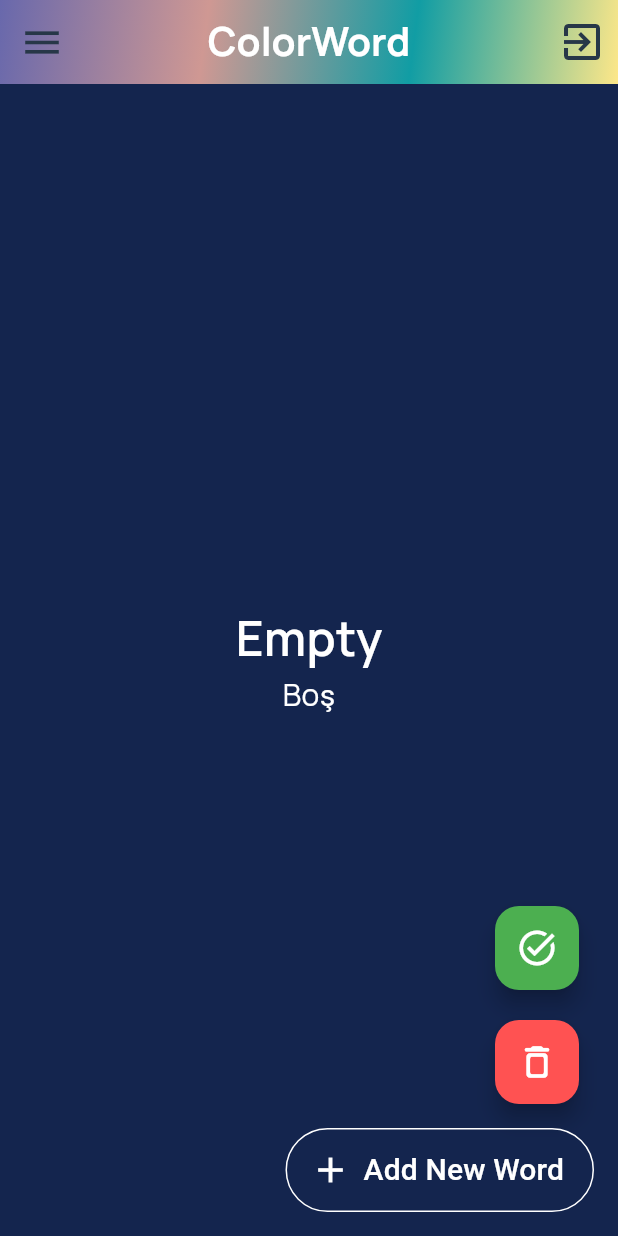
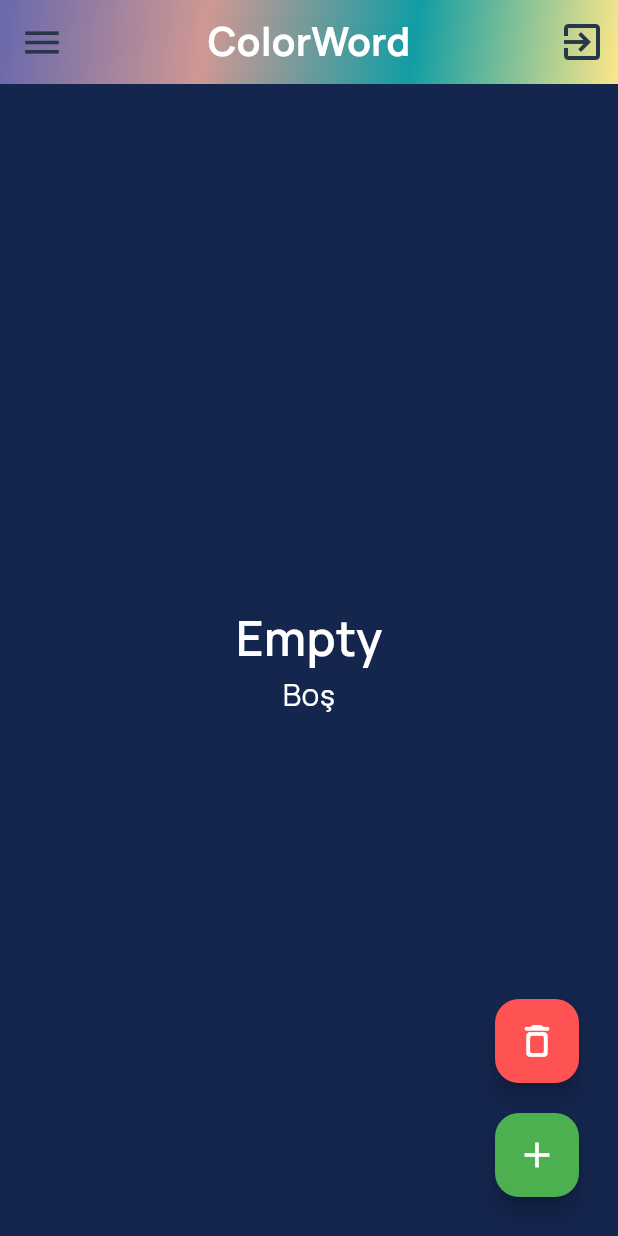
Before and after one commit to egemenocakli/colorword_new, a Flutter app: the HomeView screen opened by its route, on a phone screen of 412 x 824 dp. Run offline on Flutter 3.47's test engine with Material 2 defaults, Android fonts, the phone set to English and light mode, and no system bars; our stand-ins replace auto_route, cloud_firestore, easy_localization, firebase_auth, firebase_core, firebase_crashlytics and 2 more; missing offline and left inert: simplytranslate; accounts and stored records are empty.

```diff
--- a/assets/translations/en-US.json
+++ b/assets/translations/en-US.json
@@ -8,8 +8,7 @@
     "mainPage": {
         "exitToolTip": "Exit",
         "menuIconToolTip": "Menu Icon",
-        "words": "English Words",
-        "addNewWord": "Add New Word"
+        "words": "English Words"
     },
     "addNewWordPage": {
         "addNewWord": "Please enter the word you want to add.",
--- a/assets/translations/tr-TR.json
+++ b/assets/translations/tr-TR.json
@@ -8,8 +8,7 @@
     "mainPage": {
         "exitToolTip": "Çıkış",
         "menuIconToolTip": "Menü Butonu",
-        "words": "İngilizce Kelimeler",
-        "addNewWord": "Yeni Kelime Ekle"
+        "words": "İngilizce Kelimeler"
     },
     "addNewWordPage": {
         "addNewWord": "Lütfen eklemek istediğiniz kelimeyi girin.",
--- a/lib/pages/home/view/home_view.dart
+++ b/lib/pages/home/view/home_view.dart
@@ -42,10 +42,9 @@
               alignment: WrapAlignment.end,
               crossAxisAlignment: WrapCrossAlignment.end,
               children: [
-                addLearnedWordButton(),
                 deleteWordButton(viewModel.onPageWord),
                 addNewWordFAB(),
-              ]), //addNewWordFAB(viewModel),
+              ]),
           appBar: AppBar(
             elevation: 2,
             title: Text(
@@ -93,7 +92,6 @@
                         scrollDirection: Axis.horizontal,
                         itemBuilder: (BuildContext context, int index) {
                           viewModel.onPageWord = viewModel.words?[index];
-                          print(viewModel.onPageWord?.word);
                           return wordPage(context: context, word: viewModel.words?[index]);
                         },
                       ),
@@ -107,11 +105,10 @@
 
   Container deleteWordButton(Word? onPageWord) {
     return Container(
-        margin: const EdgeInsets.only(bottom: 16, right: 10, top: 10, left: 10),
+        margin: const EdgeInsets.all(10),
         child: FloatingActionButton(
           heroTag: "deleteButton",
           onPressed: () async {
-            //Buraya word ün indexini ulaştırmalıyım
             await viewModel.deleteWord(viewModel.onPageWord);
           },
           backgroundColor: ColorConstants.deleteButtonColor,
@@ -123,44 +120,21 @@
         ));
   }
 
-  Container addLearnedWordButton() {
-    return Container(
-        margin: const EdgeInsets.all(10),
-        child: FloatingActionButton(
-          heroTag: "learnedButton",
-          onPressed: () {},
-          backgroundColor: ColorConstants.learnedWordButton,
-          child: Icon(
-            Icons.task_alt_outlined,
-            size: SizeConstants.iconSize,
-            color: ColorConstants.iconWhiteColor,
-          ),
-        ));
-  }
-
   Widget buildEmptyWordListPageInfo() {
     return wordPage(context: context, word: viewModel.createEmptyWord());
   }
 
-  FloatingActionButton addNewWordFAB() {
-    return FloatingActionButton.extended(
-      heroTag: "addNewButton",
-      onPressed: () {
-        context.router.push(const NewWordRoute());
-      },
-      shape: RoundedRectangleBorder(
-          borderRadius: const BorderRadius.all(Radius.circular(30.0)),
-          side: BorderSide(width: 1, color: ColorConstants.white)),
-      icon: const Icon(Icons.add, size: 28),
-      backgroundColor: ColorConstants.transparent,
-      splashColor: ColorConstants.transparent,
-      focusColor: ColorConstants.transparent,
-      disabledElevation: 0,
-      highlightElevation: 0,
-      hoverColor: ColorConstants.transparent, //tıkladığındaki
-      foregroundColor: ColorConstants.white, //yazı rengi
-      label: Text(LocaleKeys.mainPage_addNewWord.locale, style: const TextStyle(fontSize: 20)),
-      elevation: 0,
+  Container addNewWordFAB() {
+    return Container(
+      margin: const EdgeInsets.all(10),
+      child: FloatingActionButton(
+        heroTag: "addNewButton",
+        onPressed: () {
+          context.router.push(const NewWordRoute());
+        },
+        backgroundColor: ColorConstants.learnedWordButton,
+        child: Icon(Icons.add, size: SizeConstants.iconSize, color: ColorConstants.iconWhiteColor),
+      ),
     );
   }
 
```
Also changed, not shown: lib/pages/new_word/viewmodel/new_word_viewmodel.dart (+27 -1 lines), lib/core/init/language/locale_keys.g.dart.
